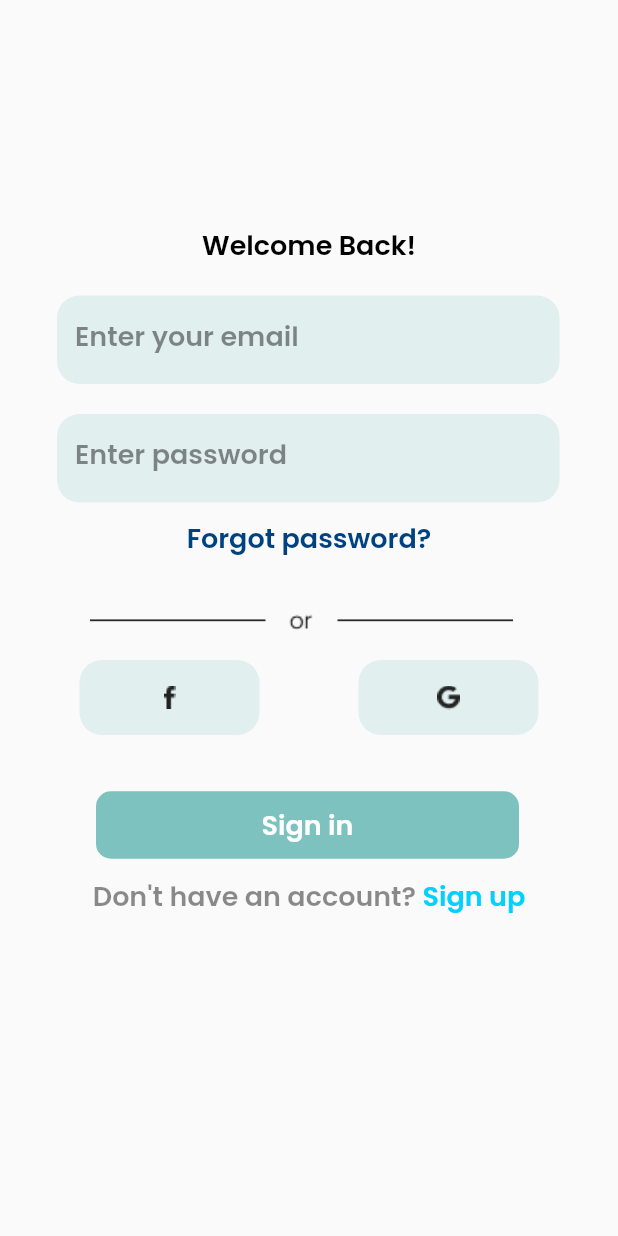
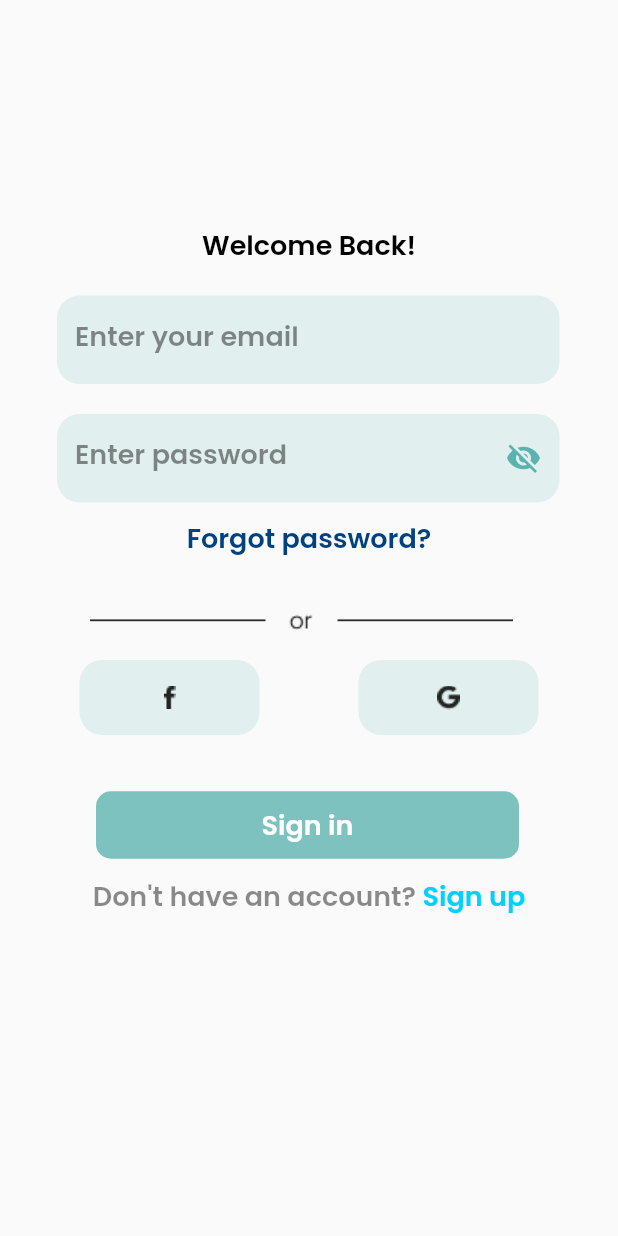
Before and after one commit to sofiabukovskaya/flutter_mindPost_mobile, a Flutter app: the screen it shows after launch, after a tap on "Get started", on a phone screen of 412 x 824 dp. Run offline on Flutter 3.47's test engine with Material 2 defaults, Android fonts, the phone set to English and light mode, and no system bars; our stand-ins replace bloc, cloud_firestore, firebase_auth, firebase_core, flutter_bloc, google_fonts; missing offline and left inert: firebase; accounts and stored records are empty; network calls fail.

Commit message:
Added hide and show password in login and registration page

```diff
--- a/lib/ui/bloc/registration_bloc/registration_bloc.dart
+++ b/lib/ui/bloc/registration_bloc/registration_bloc.dart
@@ -27,12 +27,6 @@ class RegistrationBloc extends Bloc<RegistrationEvent, RegistrationState> {
       } catch (_) {
           yield RegistrationFailureState();
       }
-    } else if(event is SignInLabelPressed) {
-      try {
-        yield RegistrationOpenPageState();
-      } catch (_) {
-        yield RegistrationEmptyState();
-      }
     }
   }
 }
--- a/lib/ui/bloc/registration_bloc/registration_event.dart
+++ b/lib/ui/bloc/registration_bloc/registration_event.dart
@@ -21,4 +21,3 @@ class Submitted extends RegistrationEvent {
 
 class GoogleButtonIsPressed extends RegistrationEvent {}
 class FacebookButtonIsPressed extends RegistrationEvent {}
-class SignInLabelPressed extends RegistrationEvent {}
--- a/lib/ui/pages/login_page/login_page.dart
+++ b/lib/ui/pages/login_page/login_page.dart
@@ -23,7 +23,7 @@ class LoginPage extends StatefulWidget {
 
 class LoginPageState extends State<LoginPage> {
   final TextEditingController emailController = TextEditingController();
-
+  bool passwordVisible = true;
   @override
   Widget build(BuildContext context) {
     return Scaffold(
@@ -40,7 +40,9 @@ class LoginPageState extends State<LoginPage> {
             ),
             Padding(
                 padding: EdgeInsets.only(top: 20, left: 38, right: 39),
-                child: passwordFormField(context)
+                child: passwordFormField(context, passwordVisible, (){setState(() {
+                  passwordVisible =!passwordVisible;
+                });})
             ),
             Padding(
                 padding: EdgeInsets.only(top: 10, left: 111, right: 111),
--- a/lib/ui/pages/login_page/widgets/text_fields/password_form.dart
+++ b/lib/ui/pages/login_page/widgets/text_fields/password_form.dart
@@ -3,8 +3,9 @@ import 'package:flutter_mindpost/utils/app_localizations.dart';
 
 import 'package:google_fonts/google_fonts.dart';
 
-Widget passwordFormField(BuildContext context) {
+Widget passwordFormField(BuildContext context,  bool passwordVisible, Function setState) {
   return TextFormField(
+    obscureText: passwordVisible,
     decoration: InputDecoration(
       filled: true,
       labelText: AppLocalizations.of(context).translate('password_string'),
@@ -18,6 +19,16 @@ Widget passwordFormField(BuildContext context) {
             fontSize: 18.0,
             fontWeight: FontWeight.w600),
       ),
+        suffixIcon: IconButton(
+          icon: Icon(
+              passwordVisible ? Icons.visibility_off
+                  : Icons.visibility
+          ),
+          onPressed: () {
+            setState();
+          },
+          color: Color(0x99008B83),
+        )
     ),
     keyboardType: TextInputType.text,
     cursorColor: Color(0x99008B83),
```
Also changed, not shown: lib/ui/pages/registration_page/widgets/register_forms.dart (+5 -9 lines), lib/ui/pages/registration_page/widgets/text_fields/password_form.dart (+14 -4 lines).
